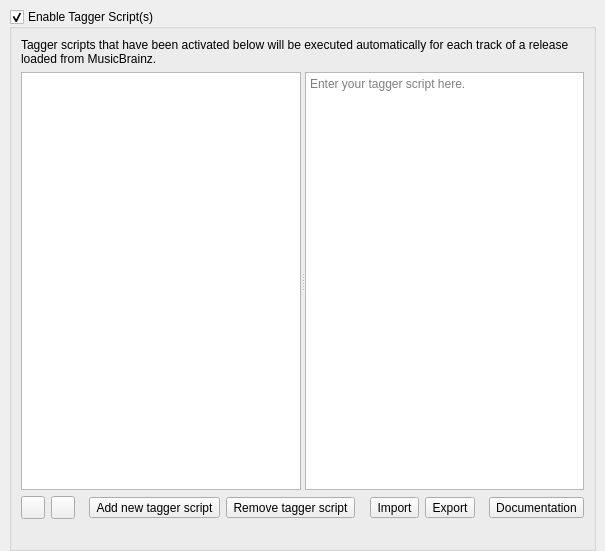
Qt form ui/options_script.ui (metabrainz/picard) before a commit.
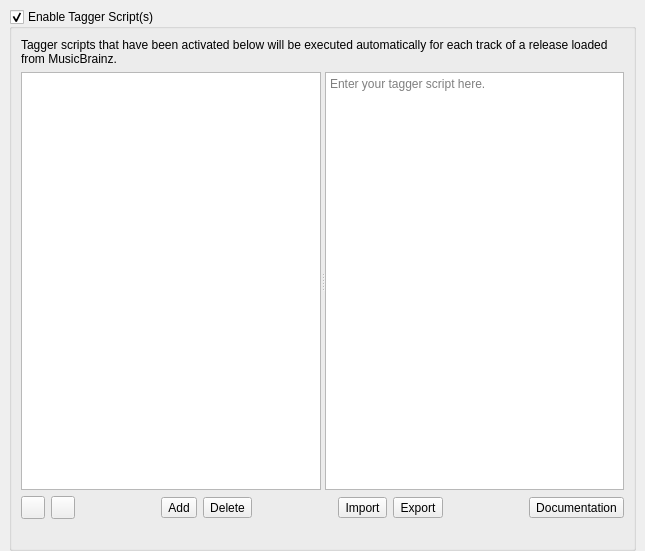
The same form after that commit. Icons and pictures are not drawn. Custom widgets are drawn as their Qt base class.

Commit message: Shorten titles of buttons on scripting options page

```diff
--- a/ui/options_script.ui
+++ b/ui/options_script.ui
@@ -6,7 +6,7 @@
    <rect>
     <x>0</x>
     <y>0</y>
-    <width>605</width>
+    <width>645</width>
     <height>551</height>
    </rect>
   </property>
@@ -151,7 +151,7 @@
            <string>Add new tagger script</string>
           </property>
           <property name="text">
-           <string>Add new tagger script</string>
+           <string>Add</string>
           </property>
          </widget>
         </item>
@@ -161,7 +161,7 @@
            <string>Remove the selected tagger script</string>
           </property>
           <property name="text">
-           <string>Remove tagger script</string>
+           <string>Delete</string>
           </property>
          </widget>
         </item>
```
Left out of the diff: 16 changed lines with no effect on the pictures. The commit also changes 1 other file.
